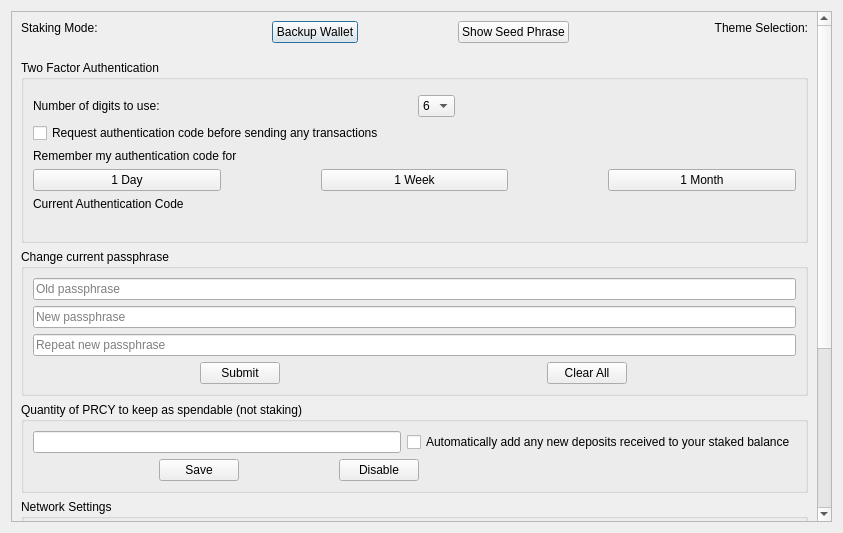
Before: the Qt Designer form src/qt/forms/optionspage.ui in nashsclay/DAPSCoin, drawn with Qt 5.
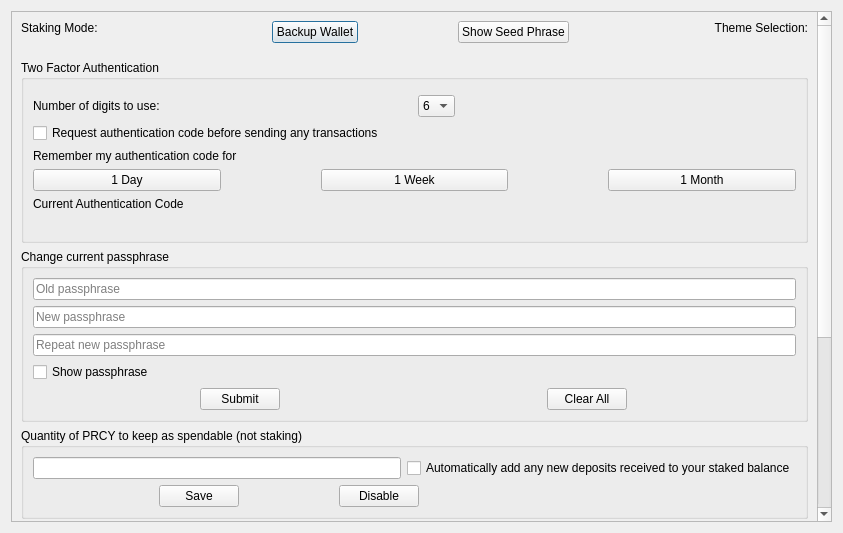
After: the same form once the commit is applied. Custom widgets are drawn as their Qt base class.

Commit message: [Qt] Add Show Passphrase checkbox to Options screen

What changed in the file:
```diff
--- a/src/qt/forms/optionspage.ui
+++ b/src/qt/forms/optionspage.ui
@@ -33,8 +33,8 @@
        <rect>
         <x>0</x>
         <y>0</y>
-        <width>806</width>
-        <height>588</height>
+        <width>809</width>
+        <height>885</height>
        </rect>
       </property>
       <layout class="QVBoxLayout" name="verticalLayout">
@@ -423,6 +423,13 @@
               </property>
              </widget>
             </item>
+            <item>
+             <widget class="QCheckBox" name="showPassphraseCheckBox">
+              <property name="text">
+               <string>Show passphrase</string>
+              </property>
+             </widget>
+            </item>
             <item>
              <layout class="QHBoxLayout" name="horizontalLayout_5">
               <property name="spacing">
```
The commit also changes 2 other files.
